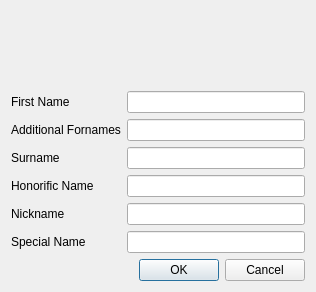
First picture: the form in ui/ui_NameDialog.ui, repository Kamduis/SoulCreator, before the edit.
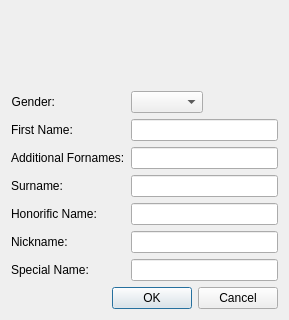
Second picture: the form after the edit.

What changed in the file:
```diff
--- a/ui/ui_NameDialog.ui
+++ b/ui/ui_NameDialog.ui
@@ -6,24 +6,14 @@
    <rect>
     <x>0</x>
     <y>0</y>
-    <width>316</width>
-    <height>292</height>
+    <width>289</width>
+    <height>299</height>
    </rect>
   </property>
   <property name="windowTitle">
    <string>Dialog</string>
   </property>
   <layout class="QVBoxLayout" name="verticalLayout">
-   <item>
-    <widget class="QLabel" name="label_displayFull">
-     <property name="text">
-      <string/>
-     </property>
-     <property name="alignment">
-      <set>Qt::AlignCenter</set>
-     </property>
-    </widget>
-   </item>
    <item>
     <widget class="QLabel" name="label_displayDisplay">
      <property name="text">
@@ -34,6 +24,16 @@
      </property>
     </widget>
    </item>
+   <item>
+    <widget class="QLabel" name="label_displayFull">
+     <property name="text">
+      <string/>
+     </property>
+     <property name="alignment">
+      <set>Qt::AlignCenter</set>
+     </property>
+    </widget>
+   </item>
    <item>
     <widget class="QLabel" name="label_displayHonorific">
      <property name="text">
@@ -59,46 +59,46 @@
      <property name="fieldGrowthPolicy">
       <enum>QFormLayout::ExpandingFieldsGrow</enum>
      </property>
-     <item row="0" column="0">
+     <item row="1" column="0">
       <widget class="QLabel" name="label_firstName">
        <property name="toolTip">
         <string>First forename of the Character. The name, he is called by friends and family (if they don't use the nickname, of course).</string>
        </property>
        <property name="text">
-        <string>First Name</string>
+        <string>First Name:</string>
        </property>
       </widget>
      </item>
-     <item row="0" column="1">
+     <item row="1" column="1">
       <widget class="QLineEdit" name="lineEdit_firstName"/>
      </item>
-     <item row="1" column="0">
+     <item row="2" column="0">
       <widget class="QLabel" name="label_additionalForenames">
        <property name="toolTip">
         <string>Other forenames of the character. If the character has more than one additional forenames, seperate them by space.</string>
        </property>
        <property name="text">
-        <string>Additional Fornames</string>
+        <string>Additional Fornames:</string>
        </property>
       </widget>
      </item>
-     <item row="1" column="1">
+     <item row="2" column="1">
       <widget class="QLineEdit" name="lineEdit_additionalForenames"/>
      </item>
-     <item row="2" column="0">
+     <item row="3" column="0">
       <widget class="QLabel" name="label_surname">
        <property name="toolTip">
         <string>The surname of the Character.</string>
        </property>
        <property name="text">
-        <string>Surname</string>
+        <string>Surname:</string>
        </property>
       </widget>
      </item>
-     <item row="2" column="1">
+     <item row="3" column="1">
       <widget class="QLineEdit" name="lineEdit_surname"/>
      </item>
-     <item row="3" column="0">
+     <item row="4" column="0">
       <widget class="QLabel" name="label_honorificName">
        <property name="toolTip">
         <string>&lt;!DOCTYPE HTML PUBLIC &quot;-//W3C//DTD HTML 4.0//EN&quot; &quot;http://www.w3.org/TR/REC-html40/strict.dtd&quot;&gt;
@@ -108,14 +108,14 @@
 &lt;p style=&quot; margin-top:0px; margin-bottom:0px; margin-left:0px; margin-right:0px; -qt-block-indent:0; text-indent:0px;&quot;&gt;The honorific name is a postfix name, normally used after his first name. Hermann &lt;span style=&quot; font-style:italic;&quot;&gt;the Strong&lt;/span&gt;, Jasmin &lt;span style=&quot; font-style:italic;&quot;&gt;the Fair&lt;/span&gt; or Philippe &lt;span style=&quot; font-style:italic;&quot;&gt;the Wise&lt;/span&gt;.&lt;/p&gt;&lt;/body&gt;&lt;/html&gt;</string>
        </property>
        <property name="text">
-        <string>Honorific Name</string>
+        <string>Honorific Name:</string>
        </property>
       </widget>
      </item>
-     <item row="3" column="1">
+     <item row="4" column="1">
       <widget class="QLineEdit" name="lineEdit_honorificName"/>
      </item>
-     <item row="4" column="0">
+     <item row="5" column="0">
       <widget class="QLabel" name="label_nickname">
        <property name="toolTip">
         <string>&lt;!DOCTYPE HTML PUBLIC &quot;-//W3C//DTD HTML 4.0//EN&quot; &quot;http://www.w3.org/TR/REC-html40/strict.dtd&quot;&gt;
@@ -125,26 +125,39 @@
 &lt;p style=&quot; margin-top:0px; margin-bottom:0px; margin-left:0px; margin-right:0px; -qt-block-indent:0; text-indent:0px;&quot;&gt;The nickname normally given by friends. Frederick my be called &lt;span style=&quot; font-style:italic;&quot;&gt;Freddy&lt;/span&gt; or Thomas may have earnd the Name &lt;span style=&quot; font-style:italic;&quot;&gt;Dragon&lt;/span&gt; in his Gang.&lt;/p&gt;&lt;/body&gt;&lt;/html&gt;</string>
        </property>
        <property name="text">
-        <string>Nickname</string>
+        <string>Nickname:</string>
        </property>
       </widget>
      </item>
-     <item row="4" column="1">
+     <item row="5" column="1">
       <widget class="QLineEdit" name="lineEdit_nickname"/>
      </item>
-     <item row="5" column="0">
+     <item row="6" column="0">
       <widget class="QLabel" name="label_specialName">
        <property name="toolTip">
         <string>The special name is the Name a Charcter uses inside his own supernatural society. Mages call this name the Shadow Name, Werewolfs have their Deed names and even Changelings and Vampires may have their own special names among their peers.</string>
        </property>
        <property name="text">
-        <string>Special Name</string>
+        <string>Special Name:</string>
        </property>
       </widget>
      </item>
-     <item row="5" column="1">
+     <item row="6" column="1">
       <widget class="QLineEdit" name="lineEdit_specialName"/>
      </item>
+     <item row="0" column="0">
+      <widget class="QLabel" name="label_3">
+       <property name="text">
+        <string>Gender:</string>
+       </property>
+       <property name="alignment">
+        <set>Qt::AlignRight|Qt::AlignTrailing|Qt::AlignVCenter</set>
+       </property>
+      </widget>
+     </item>
+     <item row="0" column="1">
+      <widget class="QComboBox" name="comboBox_gender"/>
+     </item>
     </layout>
    </item>
    <item>
```
